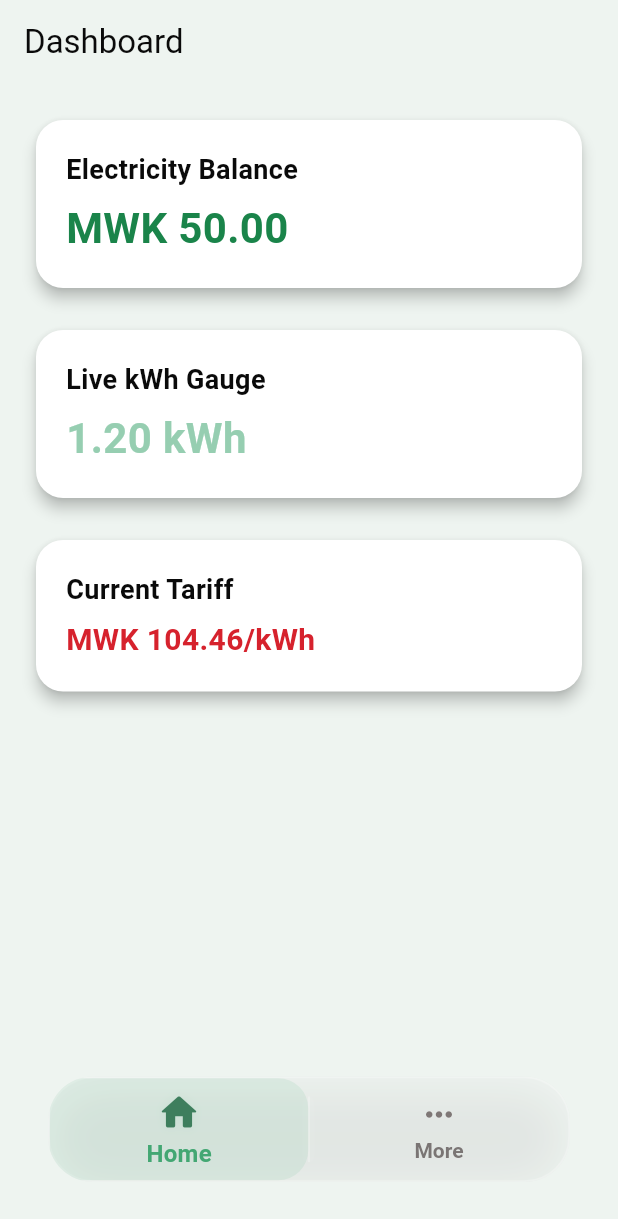
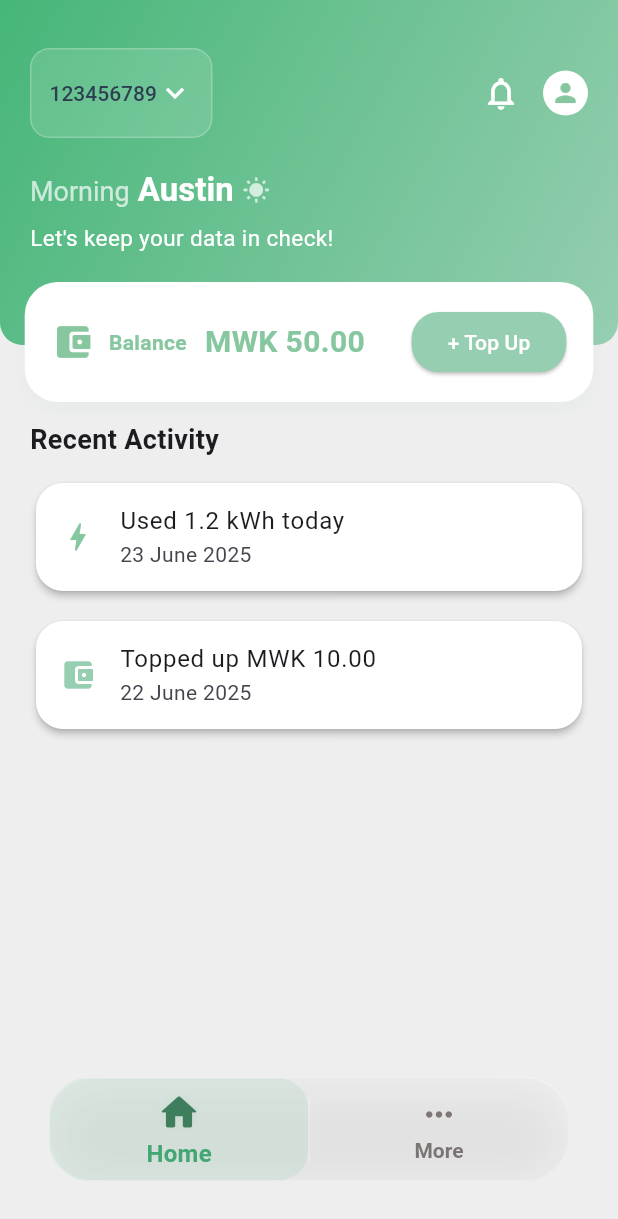
Before and after one commit to MunthaliAustin/SmartMeter, a Flutter app: the screen it shows after launch, on a phone screen of 412 x 824 dp. Shown: the top 1219 px of the screen. Run offline on Flutter 3.47's test engine with Material 3 defaults, Android fonts, the phone set to English and light mode, and no system bars.

Commit message:
Dashboard header

```diff
--- a/lib/screens/dashboard.dart
+++ b/lib/screens/dashboard.dart
@@ -1,131 +1,96 @@
 import 'package:flutter/material.dart';
-import 'package:smart_meter/config/app_colors.dart';
+import 'package:smart_meter/widgets/dashboard_header_card.dart';
 
 class DashboardScreen extends StatefulWidget {
   const DashboardScreen({Key? key}) : super(key: key);
 
   @override
-  _DashboardScreenState createState() => _DashboardScreenState();
+  State<DashboardScreen> createState() => _DashboardScreenState();
 }
 
 class _DashboardScreenState extends State<DashboardScreen> {
-  double _electricityBalance = 50.0; // Mock data
-  double _currentKWh = 1.2; // Mock data
-  String _currentTariff = 'MWK 104.46/kWh'; // Mock data
+  double _electricityBalance = 50.0;
+  String _selectedMeter = "123456789";
+  final List<String> _meterNumbers = ["123456789", "987654321"];
+
+  void _onTopUp() {
+    // Implement your top up logic here
+    ScaffoldMessenger.of(context).showSnackBar(
+      const SnackBar(content: Text("Top Up clicked!")),
+    );
+  }
+
+  void _onNotificationTap() {
+    ScaffoldMessenger.of(context).showSnackBar(
+      const SnackBar(content: Text("Notifications clicked!")),
+    );
+  }
+
+  void _onProfileTap() {
+    ScaffoldMessenger.of(context).showSnackBar(
+      const SnackBar(content: Text("Profile clicked!")),
+    );
+  }
 
   @override
   Widget build(BuildContext context) {
-    return Scaffold(
-      backgroundColor: AppColors.backgroundColor,
-      appBar: AppBar(
-        title: const Text('Dashboard', style: TextStyle(color: AppColors.textColor)),
-        backgroundColor: AppColors.backgroundColor,
-        elevation: 0,
-        iconTheme: const IconThemeData(color: AppColors.textColor),
+    return ListView(
+      padding: EdgeInsets.zero,
+      children: [
+        DashboardHeaderCard(
+          username: "Austin",
+          balance: _electricityBalance,
+          selectedMeter: _selectedMeter,
+          meterNumbers: _meterNumbers,
+          onTopUp: _onTopUp,
+          onMeterChanged: (value) {
+            if (value != null) setState(() => _selectedMeter = value);
+          },
+          onNotificationTap: _onNotificationTap,
+          onProfileTap: _onProfileTap,
         ),
-      body: Padding(
-        padding: const EdgeInsets.all(20.0),
+        const SizedBox(height: 50),
+        // --- You can add more dashboard content here, e.g., usage stats, recent activity, etc. ---
+        Padding(
+          padding: const EdgeInsets.symmetric(horizontal: 20.0),
           child: Column(
-          crossAxisAlignment: CrossAxisAlignment.stretch,
-          children: <Widget>[
-            // Electricity Balance Card
+            crossAxisAlignment: CrossAxisAlignment.start,
+            children: [
+              const Text(
+                "Recent Activity",
+                style: TextStyle(
+                  fontWeight: FontWeight.bold,
+                  fontSize: 18,
+                ),
+              ),
+              // Add your dashboard cards or list here...
+              const SizedBox(height: 12),
               Card(
                 shape: RoundedRectangleBorder(borderRadius: BorderRadius.circular(18)),
-              elevation: 4,
+                elevation: 2,
                 color: Colors.white,
-              child: Padding(
-                padding: const EdgeInsets.all(20.0),
-                child: Column(
-                  crossAxisAlignment: CrossAxisAlignment.start,
-                  children: <Widget>[
-                    const Text(
-                      'Electricity Balance',
-                      style: TextStyle(
-                        fontSize: 18,
-                        color: AppColors.textColor,
-                        fontWeight: FontWeight.bold,
+                child: ListTile(
+                  leading: const Icon(Icons.bolt, color: Color(0xFF86c7a0)),
+                  title: const Text("Used 1.2 kWh today"),
+                  subtitle: const Text("23 June 2025"),
                 ),
               ),
-                    const SizedBox(height: 6),
-                    Text(
-                      'MWK ${_electricityBalance.toStringAsFixed(2)}',
-                      style: const TextStyle(
-                        fontSize: 28,
-                        color: AppColors.primaryColor,
-                        fontWeight: FontWeight.bold,
+              const SizedBox(height: 12),
+              Card(
+                shape: RoundedRectangleBorder(borderRadius: BorderRadius.circular(18)),
+                elevation: 2,
+                color: Colors.white,
+                child: ListTile(
+                  leading: const Icon(Icons.account_balance_wallet, color: Color(0xFF96ceb1)),
+                  title: const Text("Topped up MWK 10.00"),
+                  subtitle: const Text("22 June 2025"),
                 ),
               ),
             ],
           ),
         ),
-            ),
         const SizedBox(height: 20),
-            // Live kWh Gauge Card
-            Card(
-              shape: RoundedRectangleBorder(borderRadius: BorderRadius.circular(18)),
-              elevation: 4,
-              color: Colors.white,
-              child: Padding(
-                padding: const EdgeInsets.all(20.0),
-                child: Column(
-                  crossAxisAlignment: CrossAxisAlignment.start,
-                  children: <Widget>[
-                    const Text(
-                      'Live kWh Gauge',
-                      style: TextStyle(
-                        fontSize: 18,
-                        color: AppColors.textColor,
-                        fontWeight: FontWeight.bold,
-                      ),
-                    ),
-                    const SizedBox(height: 6),
-                    Text(
-                      '${_currentKWh.toStringAsFixed(2)} kWh',
-                      style: const TextStyle(
-                        fontSize: 28,
-                        color: AppColors.accentColor1,
-                        fontWeight: FontWeight.bold,
-                      ),
-                    ),
       ],
-                ),
-              ),
-            ),
-            const SizedBox(height: 20),
-            // Current Tariff Card
-            Card(
-              shape: RoundedRectangleBorder(borderRadius: BorderRadius.circular(18)),
-              elevation: 4,
-              color: Colors.white,
-              child: Padding(
-                padding: const EdgeInsets.all(20.0),
-                child: Column(
-                  crossAxisAlignment: CrossAxisAlignment.start,
-                  children: <Widget>[
-                    const Text(
-                      'Current Tariff',
-                      style: TextStyle(
-                        fontSize: 18,
-                        color: AppColors.textColor,
-                        fontWeight: FontWeight.bold,
-                      ),
-                    ),
-                    const SizedBox(height: 6),
-                    Text(
-                      _currentTariff,
-                      style: const TextStyle(
-                        fontSize: 20,
-                        color: AppColors.errorColor,
-                        fontWeight: FontWeight.bold,
-                      ),
-                    ),
-                  ],
-                ),
-              ),
-            ),
-          ],
-        ),
-      ),
     );
   }
 }
--- a/lib/widgets/dashboard_header_card.dart
+++ b/lib/widgets/dashboard_header_card.dart
@@ -7,27 +7,47 @@ class DashboardHeaderCard extends StatelessWidget {
   final String username;
   final double balance;
   final VoidCallback onTopUp;
+  final String selectedMeter;
+  final List<String> meterNumbers;
+  final ValueChanged<String?> onMeterChanged;
+  final VoidCallback onNotificationTap;
+  final VoidCallback onProfileTap;
 
   const DashboardHeaderCard({
     Key? key,
     required this.username,
     required this.balance,
     required this.onTopUp,
+    required this.selectedMeter,
+    required this.meterNumbers,
+    required this.onMeterChanged,
+    required this.onNotificationTap,
+    required this.onProfileTap,
   }) : super(key: key);
 
   @override
   Widget build(BuildContext context) {
-    return Container(
+    // Height of header area (excluding floating bar)
+    const double headerHeight = 180;
+    // For placing bar overlap
+    const double barOverlap = 50;
+
+    return SizedBox(
+      height: headerHeight + barOverlap,
+      child: Stack(
+        clipBehavior: Clip.none,
+        children: [
+          // Main header background
+          Container(
+
             width: double.infinity,
             decoration: const BoxDecoration(
               borderRadius: BorderRadius.only(
-          topLeft: Radius.circular(24),
-          topRight: Radius.circular(24),
-          bottomLeft: Radius.circular(32),
-          bottomRight: Radius.circular(32),
+                bottomLeft: Radius.circular(15),
+                bottomRight: Radius.circular(15),
               ),
               gradient: LinearGradient(
-          colors: [AppColors.primaryGreen, AppColors.accentGreen],
+                colors: [Color.fromARGB(255, 70, 182, 120), AppColors.accentGreen],
                 begin: Alignment.topLeft,
                 end: Alignment.bottomRight,
               ),
@@ -36,10 +56,81 @@ class DashboardHeaderCard extends StatelessWidget {
             child: Column(
               crossAxisAlignment: CrossAxisAlignment.start,
               children: [
-          // If you want profile pic, icons, you can add Row here
+                // Top Row: Meter selector + Notification + Profile
+                Row(
+                  children: [
+                    // Meter selector
+                    Container(
+                      padding: const EdgeInsets.symmetric(horizontal: 12, vertical: 5),
+                      decoration: BoxDecoration(
+                        color: Colors.white.withOpacity(0.13),
+                        borderRadius: BorderRadius.circular(13),
+                        border: Border.all(color: Colors.white.withOpacity(0.22), width: 1),
+                      ),
+                      child: DropdownButtonHideUnderline(
+                        child: DropdownButton<String>(
+                          value: selectedMeter,
+                          dropdownColor: Colors.white,
+                          icon: const Icon(Icons.keyboard_arrow_down, color: Colors.white),
+                          style: const TextStyle(color: Colors.white, fontWeight: FontWeight.w600),
+                          items: meterNumbers.map((meter) {
+                            return DropdownMenuItem(
+                              value: meter,
+                              child: Text(
+                                meter,
+                                style: const TextStyle(
+                                  color: Color(0xFF2c3e50),
+                                  fontWeight: FontWeight.w500,
+                                  fontSize: 14,
+                                ),
+                              ),
+                            );
+                          }).toList(),
+                          onChanged: onMeterChanged,
+                        ),
+                      ),
+                    ),
+                    const Spacer(),
+                    // Notification Icon
+                    InkWell(
+                      onTap: onNotificationTap,
+                      borderRadius: BorderRadius.circular(18),
+                      child: const Padding(
+                        padding: EdgeInsets.all(5.0),
+                        child: Icon(Icons.notifications_none, color: Colors.white, size: 26),
+                      ),
+                    ),
+                    const SizedBox(width: 10),
+                    // Profile Icon
+                    InkWell(
+                      onTap: onProfileTap,
+                      borderRadius: BorderRadius.circular(18),
+                      child: CircleAvatar(
+                        radius: 15,
+                        backgroundColor: Colors.white,
+                        child: Icon(Icons.person, color: AppColors.primaryGreen, size: 20),
+                      ),
+                    ),
+                  ],
+                ),
+                const SizedBox(height: 22),
+                // Greeting and sliding message
                 GreetingSlider(username: username),
-          const SizedBox(height: 18),
-          BalanceTopUpBar(balance: balance, onTopUp: onTopUp),
+              ],
+            ),
+          ),
+          // Floating Balance/Top Up Bar
+          Positioned(
+            bottom: -barOverlap,
+            left: 0,
+            right: 0,
+            child: Center(
+              child: FractionallySizedBox(
+                widthFactor: 0.92,
+                child: BalanceTopUpBar(balance: balance, onTopUp: onTopUp),
+              ),
+            ),
+          ),
         ],
       ),
     );
--- a/lib/widgets/greeting_slider.dart
+++ b/lib/widgets/greeting_slider.dart
@@ -13,7 +13,7 @@ class _GreetingSliderState extends State<GreetingSlider> {
   final List<String> messages = [
     "Let's keep your data in check!",
     "Don't forget to top up when low.",
-    "Monitor your usage regularly."
+    "Monitor your usage regularly.",
   ];
   int _currentIndex = 0;
   Timer? _timer;
@@ -46,26 +46,32 @@ class _GreetingSliderState extends State<GreetingSlider> {
     return Column(
       crossAxisAlignment: CrossAxisAlignment.start,
       children: [
-        Text(
-          "Hi ${widget.username},",
-          style: const TextStyle(
-            fontSize: 22,
-            fontWeight: FontWeight.bold,
-            color: Colors.white,
-          ),
-        ),
         Row(
           children: [
-            Text(
-              "Good ${getGreeting()}",
-              style: const TextStyle(
-                fontSize: 18,
-                color: Colors.white70,
-                fontWeight: FontWeight.w400,
+            RichText(
+              text: TextSpan(
+                children: [
+                  TextSpan(
+                    text: getGreeting(),
+                    style: const TextStyle(
+                      fontSize: 18,
+                      color: Colors.white70,
+                      fontWeight: FontWeight.w400,
+                    ),
+                  ),
+                  TextSpan(
+                    text: ' ${widget.username}',
+                    style: const TextStyle(
+                      fontSize: 22,
+                      fontWeight: FontWeight.bold,
+                      color: Colors.white,
+                    ),
+                  ),
+                ],
               ),
             ),
             const SizedBox(width: 6),
-            const Icon(Icons.wb_sunny, color: Colors.white70, size: 18)
+            const Icon(Icons.wb_sunny, color: Colors.white70, size: 18),
           ],
         ),
         const SizedBox(height: 8),
```
Also changed, not shown: lib/screens/more_settings.dart (added). Lines whose indentation alone changed are shown as unchanged.
